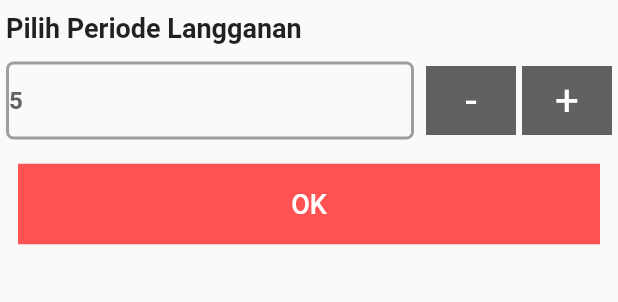
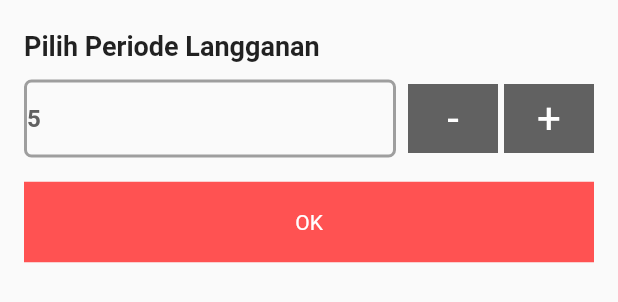
Before and after one commit to jprawira/flutter-langganan-makanan, a Flutter app: the SubscribeLengthDialog widget shown alone on an empty page, opened directly, on a phone screen of 412 x 824 dp. Shown: the top 302 px of the screen. Run offline on Flutter 3.47's test engine with Material 2 defaults, Android fonts, the phone set to English and light mode, and no system bars; our stand-ins replace tuple; missing offline and left inert: flutter_calendar.

Commit message:
Update dialog layout

```diff
--- a/lib/widgets/subscribe_length_dialog.dart
+++ b/lib/widgets/subscribe_length_dialog.dart
@@ -13,7 +13,6 @@ class SubscribeLengthDialog extends StatefulWidget {
 
 class SubscribeLengthDialogState extends State<SubscribeLengthDialog> {
   int _subscribeLength;
-  var _deviceSize;
   var _subscribeLengthController;
 
   @override
@@ -49,11 +48,14 @@ class SubscribeLengthDialogState extends State<SubscribeLengthDialog> {
 
   @override
   Widget build(BuildContext context) {
-    _deviceSize = MediaQuery.of(context).size;
-    return new Column(crossAxisAlignment: CrossAxisAlignment.start, children: <
+    return new Padding(
+        padding: const EdgeInsets.all(12.0),
+        child:
+            new Column(crossAxisAlignment: CrossAxisAlignment.start, children: <
                 Widget>[
           new Container(
-          padding: const EdgeInsets.symmetric(horizontal: 4.0, vertical: 8.0),
+              padding:
+                  const EdgeInsets.symmetric(horizontal: 4.0, vertical: 8.0),
               child: new Column(
                   crossAxisAlignment: CrossAxisAlignment.start,
                   children: <Widget>[
@@ -69,7 +71,8 @@ class SubscribeLengthDialogState extends State<SubscribeLengthDialog> {
                       decoration: new BoxDecoration(
                           shape: BoxShape.rectangle,
                           borderRadius: new BorderRadius.circular(5.0),
-                      border: new Border.all(color: Colors.grey, width: 2.0)),
+                          border:
+                              new Border.all(color: Colors.grey, width: 2.0)),
                       child: new Row(
                         mainAxisAlignment: MainAxisAlignment.center,
                         children: <Widget>[
@@ -111,8 +114,8 @@ class SubscribeLengthDialogState extends State<SubscribeLengthDialog> {
                           child: new Text(
                             '-',
                             textAlign: TextAlign.center,
-                        style:
-                            new TextStyle(color: Colors.white, fontSize: 28.0),
+                            style: new TextStyle(
+                                color: Colors.white, fontSize: 28.0),
                           ),
                         ),
                       ),
@@ -138,8 +141,8 @@ class SubscribeLengthDialogState extends State<SubscribeLengthDialog> {
                           child: new Text(
                             '+',
                             textAlign: TextAlign.center,
-                        style:
-                            new TextStyle(color: Colors.white, fontSize: 28.0),
+                            style: new TextStyle(
+                                color: Colors.white, fontSize: 28.0),
                           ),
                         ),
                       ),
@@ -148,7 +151,7 @@ class SubscribeLengthDialogState extends State<SubscribeLengthDialog> {
             ]),
           ),
           new Container(
-          padding: const EdgeInsets.all(12.0),
+              padding: const EdgeInsets.symmetric(vertical: 12.0, horizontal: 4.0),
               child: new Container(
                   constraints: const BoxConstraints.expand(height: 54.0),
                   child: new Material(
@@ -169,13 +172,13 @@ class SubscribeLengthDialogState extends State<SubscribeLengthDialog> {
                             textAlign: TextAlign.center,
                             style: new TextStyle(
                                 color: Colors.white,
-                            fontWeight: FontWeight.w500,
-                            fontSize: 18.0),
+                                fontWeight: FontWeight.w400,
+                                fontSize: 14.0),
                           ),
                         ),
                       ),
                     ),
                   )))
-    ]);
+        ]));
   }
 }
```
Lines whose indentation alone changed are shown as unchanged.
